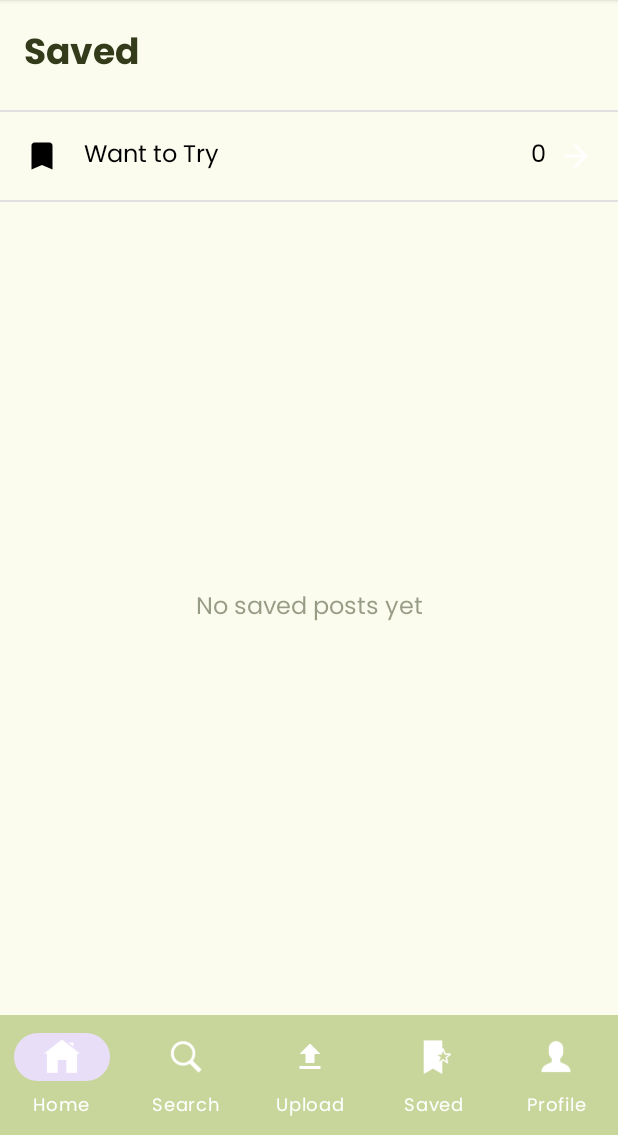
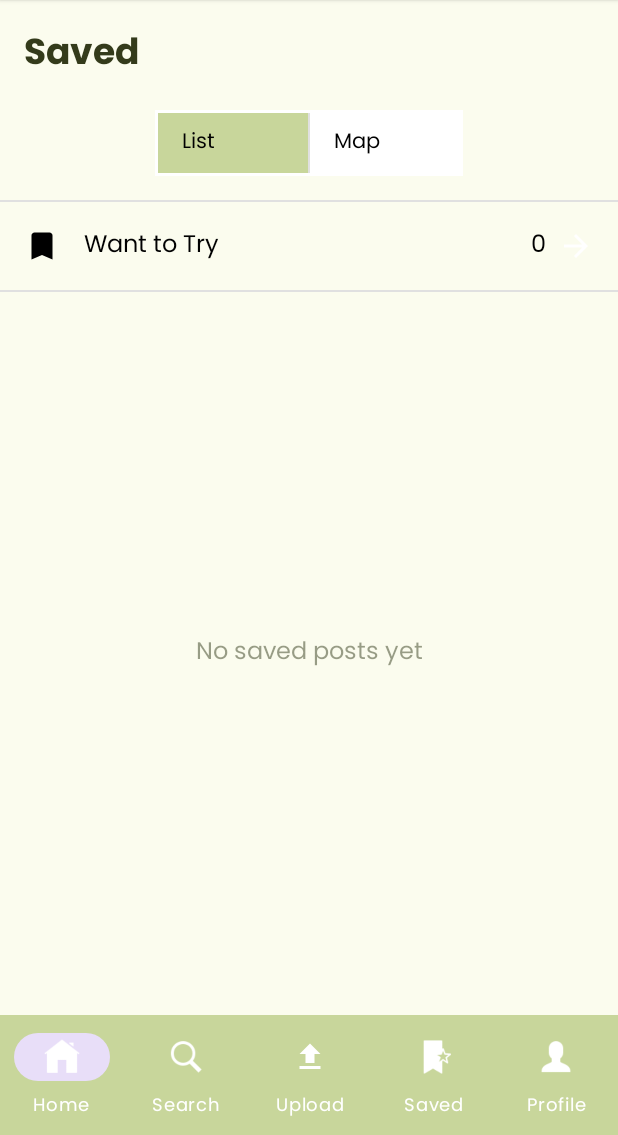
Before and after one commit to mvazquezguzman/TasteBuddies, an Android app: the fragment FragmentSaved placed in its activity, on a phone screen of 412 x 824 dp, the part 101-1236 px from its top. Run offline under Robolectric (Android 15) with nearby library versions, the phone set to English and light mode, and no system bars; 1 statement that could not run was skipped.

Commit message:
draft new saved layout

```diff
--- a/app/src/main/java/com/example/tastebuddies/FragmentSaved.java
+++ b/app/src/main/java/com/example/tastebuddies/FragmentSaved.java
@@ -6,24 +6,42 @@ import android.os.Bundle;
 import android.view.LayoutInflater;
 import android.view.View;
 import android.view.ViewGroup;
+import android.widget.FrameLayout;
 import android.widget.LinearLayout;
 import android.widget.ListView;
 import android.widget.TextView;
 
+import androidx.core.content.ContextCompat;
 import androidx.core.view.ViewCompat;
 import androidx.core.view.WindowInsetsCompat;
 import androidx.fragment.app.Fragment;
 
+import com.google.android.gms.maps.CameraUpdateFactory;
+import com.google.android.gms.maps.GoogleMap;
+import com.google.android.gms.maps.MapView;
+import com.google.android.gms.maps.OnMapReadyCallback;
+import com.google.android.gms.maps.model.LatLng;
+import com.google.android.gms.maps.model.MarkerOptions;
+
 import java.util.ArrayList;
 import java.util.List;
 
-public class FragmentSaved extends Fragment {
+public class FragmentSaved extends Fragment implements OnMapReadyCallback {
     private ListView listViewSaved;
     private PostAdapter adapter;
     private int currentUserId;
     private TextView textViewEmpty;
     private TextView textViewWantToTryCount;
     private LinearLayout layoutWantToTry;
+    private LinearLayout buttonList;
+    private LinearLayout buttonMap;
+    private TextView textList;
+    private TextView textMap;
+    private FrameLayout mapViewContainer;
+    private MapView mapView;
+    private GoogleMap googleMap;
+    private List<Post> savedPosts;
+    private boolean isListView = true;
 
     @Override
     public View onCreateView(LayoutInflater inflater, ViewGroup container, Bundle savedInstanceState) {
@@ -48,6 +66,39 @@ public class FragmentSaved extends Fragment {
         textViewEmpty = view.findViewById(R.id.textViewEmpty);
         textViewWantToTryCount = view.findViewById(R.id.textViewWantToTryCount);
         layoutWantToTry = view.findViewById(R.id.layoutWantToTry);
+        mapViewContainer = view.findViewById(R.id.mapViewContainer);
+
+        // Toggle button components
+        buttonList = view.findViewById(R.id.buttonList);
+        buttonMap = view.findViewById(R.id.buttonMap);
+        textList = view.findViewById(R.id.textList);
+        textMap = view.findViewById(R.id.textMap);
+
+        // Initialize MapView
+        mapView = new MapView(requireContext());
+        if (savedInstanceState != null) {
+            mapView.onCreate(savedInstanceState);
+        } else {
+            mapView.onCreate(null);
+        }
+        mapView.getMapAsync(this);
+        mapViewContainer.addView(mapView);
+
+        // Set up toggle button listeners
+        buttonList.setOnClickListener(v -> {
+            if (!isListView) {
+                setListView();
+            }
+        });
+
+        buttonMap.setOnClickListener(v -> {
+            if (isListView) {
+                setMapView();
+            }
+        });
+
+        // Set initial state (List view active)
+        setListView();
 
         loadCounts();
         loadSavedPosts();
@@ -71,21 +122,154 @@ public class FragmentSaved extends Fragment {
         return view;
     }
 
-    @Override
-    public void onResume() {
-        super.onResume();
-        loadCounts();
-        loadSavedPosts();
-    }
-
     private void loadCounts() {
         textViewWantToTryCount.setText("0");
     }
 
     private void loadSavedPosts() {
-        List<Post> savedPosts = new ArrayList<>();
+        savedPosts = new ArrayList<>();
 
-        textViewEmpty.setVisibility(View.VISIBLE);
+        // Update visibility based on current view mode
+        if (isListView) {
+            if (savedPosts.isEmpty()) {
+                textViewEmpty.setVisibility(View.VISIBLE);
+                listViewSaved.setVisibility(View.GONE);
+            } else {
+                textViewEmpty.setVisibility(View.GONE);
+                listViewSaved.setVisibility(View.VISIBLE);
+            }
+        } else {
+            updateMapMarkers();
+        }
+    }
+
+    private void setListView() {
+        isListView = true;
+        buttonList.setBackgroundColor(ContextCompat.getColor(requireContext(), R.color.tea_green));
+        buttonMap.setBackgroundColor(ContextCompat.getColor(requireContext(), R.color.white));
+        textList.setTextColor(ContextCompat.getColor(requireContext(), R.color.black));
+        textMap.setTextColor(ContextCompat.getColor(requireContext(), R.color.black));
+
+        // Show ListView, hide MapView
+        listViewSaved.setVisibility(View.VISIBLE);
+        mapViewContainer.setVisibility(View.GONE);
+
+        // Show "Want to Try" section
+        layoutWantToTry.setVisibility(View.VISIBLE);
+
+        // Update empty state visibility
+        if (savedPosts == null || savedPosts.isEmpty()) {
+            textViewEmpty.setVisibility(View.VISIBLE);
+            listViewSaved.setVisibility(View.GONE);
+        } else {
+            textViewEmpty.setVisibility(View.GONE);
+        }
+    }
+
+    private void setMapView() {
+        isListView = false;
+        buttonList.setBackgroundColor(ContextCompat.getColor(requireContext(), R.color.white));
+        buttonMap.setBackgroundColor(ContextCompat.getColor(requireContext(), R.color.tea_green));
+        textList.setTextColor(ContextCompat.getColor(requireContext(), R.color.black));
+        textMap.setTextColor(ContextCompat.getColor(requireContext(), R.color.black));
+
+        // Hide ListView, show MapView
         listViewSaved.setVisibility(View.GONE);
+        textViewEmpty.setVisibility(View.GONE);
+        mapViewContainer.setVisibility(View.VISIBLE);
+
+        // Hide "Want to Try" section
+        layoutWantToTry.setVisibility(View.GONE);
+
+        // Update map markers
+        updateMapMarkers();
+    }
+
+    @Override
+    public void onMapReady(GoogleMap map) {
+        googleMap = map;
+        updateMapMarkers();
+    }
+
+    private void updateMapMarkers() {
+        if (googleMap == null || savedPosts == null) {
+            return;
+        }
+
+        googleMap.clear();
+
+        if (savedPosts.isEmpty()) {
+            return;
+        }
+
+        // Add markers for all saved posts
+        LatLng firstLocation = null;
+        for (Post post : savedPosts) {
+            if (post.getLatitude() != 0 && post.getLongitude() != 0) {
+                LatLng location = new LatLng(post.getLatitude(), post.getLongitude());
+                if (firstLocation == null) {
+                    firstLocation = location;
+                }
+
+                String title = post.getRestaurantName() != null && !post.getRestaurantName().isEmpty()
+                    ? post.getRestaurantName()
+                    : post.getFoodName();
+
+                googleMap.addMarker(new MarkerOptions()
+                    .position(location)
+                    .title(title)
+                    .snippet(post.getLocation()));
+            }
+        }
+
+        // Move camera to first location or default location
+        if (firstLocation != null) {
+            googleMap.moveCamera(CameraUpdateFactory.newLatLngZoom(firstLocation, 12f));
+        } else {
+            // Default to a central location if no posts have coordinates
+            googleMap.moveCamera(CameraUpdateFactory.newLatLngZoom(new LatLng(37.7749, -122.4194), 10f));
+        }
+    }
+
+    @Override
+    public void onResume() {
+        super.onResume();
+        if (mapView != null) {
+            mapView.onResume();
+        }
+        loadCounts();
+        loadSavedPosts();
+    }
+
+    @Override
+    public void onPause() {
+        super.onPause();
+        if (mapView != null) {
+            mapView.onPause();
+        }
+    }
+
+    @Override
+    public void onDestroy() {
+        super.onDestroy();
+        if (mapView != null) {
+            mapView.onDestroy();
+        }
+    }
+
+    @Override
+    public void onSaveInstanceState(Bundle outState) {
+        super.onSaveInstanceState(outState);
+        if (mapView != null) {
+            mapView.onSaveInstanceState(outState);
+        }
+    }
+
+    @Override
+    public void onLowMemory() {
+        super.onLowMemory();
+        if (mapView != null) {
+            mapView.onLowMemory();
+        }
     }
 }
--- a/app/src/main/res/layout/fragment_saved.xml
+++ b/app/src/main/res/layout/fragment_saved.xml
@@ -39,7 +39,85 @@
         android:textSize="24sp"
         android:textStyle="bold"
         android:textColor="@color/text_dark"
-        android:padding="16dp" />
+        android:padding="16dp"
+        android:paddingBottom="8dp" />
+
+    <!-- Toggle Button: List / Map -->
+    <LinearLayout
+        android:layout_width="match_parent"
+        android:layout_height="wrap_content"
+        android:layout_marginBottom="16dp"
+        android:orientation="horizontal"
+        android:gravity="center">
+
+        <LinearLayout
+            android:id="@+id/toggleContainer"
+            android:layout_width="wrap_content"
+            android:layout_height="wrap_content"
+            android:orientation="horizontal"
+            android:background="@color/white"
+            android:padding="2dp">
+
+            <!-- List Button -->
+            <LinearLayout
+                android:id="@+id/buttonList"
+                android:layout_width="wrap_content"
+                android:layout_height="wrap_content"
+                android:orientation="horizontal"
+                android:gravity="center_vertical"
+                android:paddingStart="16dp"
+                android:paddingEnd="16dp"
+                android:paddingTop="8dp"
+                android:paddingBottom="8dp"
+                android:background="@color/tea_green"
+                android:clickable="true"
+                android:focusable="true"
+                android:minWidth="100dp">
+
+                <TextView
+                    android:id="@+id/textList"
+                    android:layout_width="wrap_content"
+                    android:layout_height="wrap_content"
+                    android:text="List"
+                    android:textSize="14sp"
+                    android:textColor="@color/black" />
+
+            </LinearLayout>
+
+            <!-- Divider -->
+            <View
+                android:layout_width="1dp"
+                android:layout_height="match_parent"
+                android:background="#E0E0E0" />
+
+            <!-- Map Button -->
+            <LinearLayout
+                android:id="@+id/buttonMap"
+                android:layout_width="wrap_content"
+                android:layout_height="wrap_content"
+                android:orientation="horizontal"
+                android:gravity="center_vertical"
+                android:paddingStart="16dp"
+                android:paddingEnd="16dp"
+                android:paddingTop="8dp"
+                android:paddingBottom="8dp"
+                android:background="@color/white"
+                android:clickable="true"
+                android:focusable="true"
+                android:minWidth="100dp">
+
+                <TextView
+                    android:id="@+id/textMap"
+                    android:layout_width="wrap_content"
+                    android:layout_height="wrap_content"
+                    android:text="Map"
+                    android:textSize="14sp"
+                    android:textColor="@color/black" />
+
+            </LinearLayout>
+
+        </LinearLayout>
+    </LinearLayout>
 
     <!-- Divider -->
     <View
@@ -116,6 +194,13 @@
         android:divider="@android:color/transparent"
         android:dividerHeight="0dp" />
 
+    <FrameLayout
+        android:id="@+id/mapViewContainer"
+        android:layout_width="match_parent"
+        android:layout_height="0dp"
+        android:layout_weight="1"
+        android:visibility="gone" />
+
     </LinearLayout>
 
 </LinearLayout>
```
